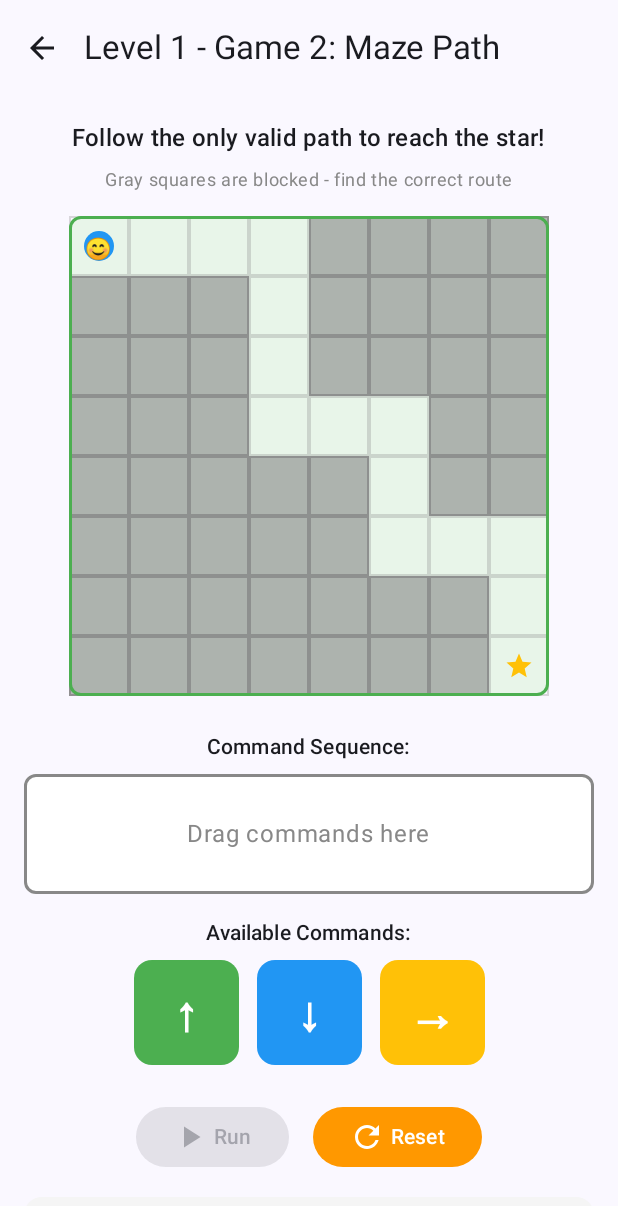
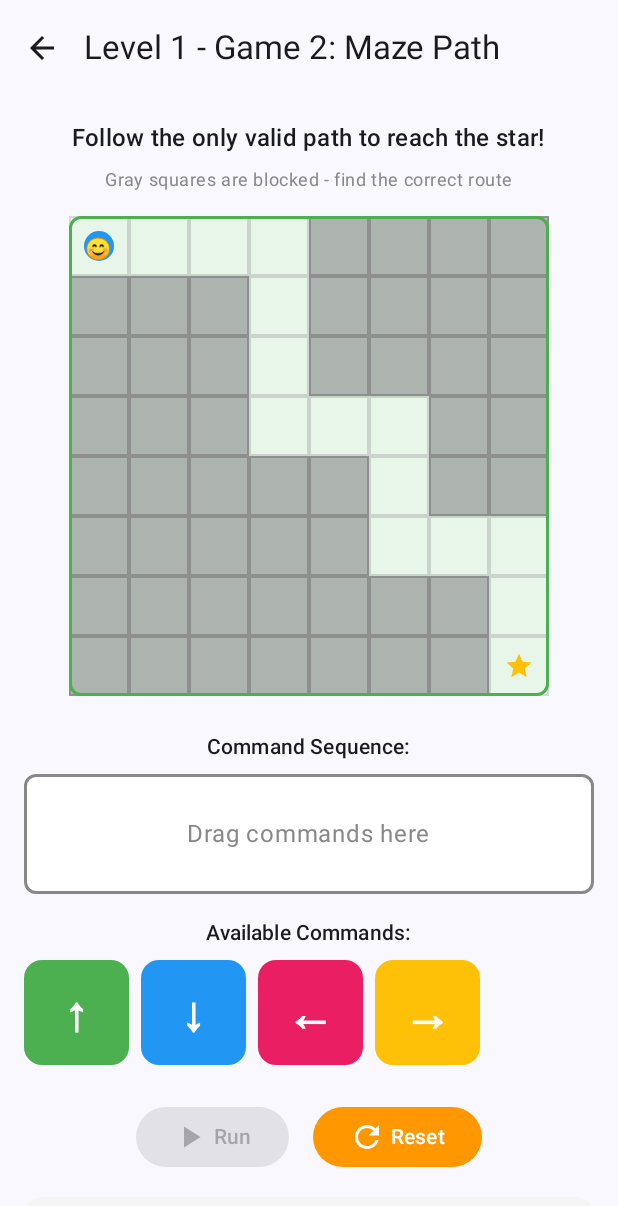
Before and after one commit to emartinez67/Educational-Game, an Android app built with Jetpack Compose: the composable Level1Game2Screen called with empty values, on a phone screen of 412 x 824 dp. Shown: the top 1206 px of the screen. Run offline under Robolectric (Android 15) with nearby library versions, the phone set to English and light mode, and no system bars.

Commit message:
Added ability to move left

```diff
--- a/app/src/main/java/com/example/project3/ui/game/GameCommand.kt
+++ b/app/src/main/java/com/example/project3/ui/game/GameCommand.kt
@@ -22,6 +22,7 @@ object GameCommands {
     val LEVEL_1_COMMANDS = listOf(
         GameCommand(CommandType.MOVE_UP, "↑", Color(0xFF4CAF50)),
         GameCommand(CommandType.MOVE_DOWN, "↓", Color(0xFF2196F3)),
+        GameCommand(CommandType.MOVE_LEFT, "←", Color(0xFFE91E63)),
         GameCommand(CommandType.MOVE_RIGHT, "→", Color(0xFFFFC107))
     )
 }
--- a/app/src/main/java/com/example/project3/ui/game/Level1Game2Screen.kt
+++ b/app/src/main/java/com/example/project3/ui/game/Level1Game2Screen.kt
@@ -52,7 +52,7 @@ fun Level1Game2Screen(
 ) {
     val context = LocalContext.current
     var playerPosition by remember { mutableStateOf(Pair(0, 0)) }
-    val targetPosition = Pair(7, 7) // Bottom right corner
+    val targetPosition = Pair(7, 7)
     var commandSequence by remember { mutableStateOf(listOf<CommandType>()) }
     var isAnimating by remember { mutableStateOf(false) }
     var gameCompleted by remember { mutableStateOf(false) }
@@ -62,9 +62,8 @@ fun Level1Game2Screen(
 
     val coroutineScope = rememberCoroutineScope()
 
-    // Define the valid path - only these positions are accessible
     val validPath = setOf(
-        Pair(0, 0), // Start
+        Pair(0, 0),
         Pair(1, 0),
         Pair(2, 0),
         Pair(3, 0),
@@ -78,10 +77,9 @@ fun Level1Game2Screen(
         Pair(6, 5),
         Pair(7, 5),
         Pair(7, 6),
-        Pair(7, 7)  // End
+        Pair(7, 7)
     )
 
-    // The correct sequence to reach the target
     val correctSequence = listOf(
         CommandType.MOVE_RIGHT,
         CommandType.MOVE_RIGHT,
@@ -116,7 +114,6 @@ fun Level1Game2Screen(
 
         errorMessage = ""
 
-        // Check if the command sequence matches the correct sequence
         if (commandSequence != correctSequence) {
             errorMessage = "❌ Incorrect path! Try again."
             attempts++
@@ -129,7 +126,6 @@ fun Level1Game2Screen(
             return
         }
 
-        // If correct, execute the commands
         isAnimating = true
         attempts++
         var currentPos = Pair(0, 0)
@@ -141,6 +137,7 @@ fun Level1Game2Screen(
                     CommandType.MOVE_UP -> Pair(currentPos.first, maxOf(0, currentPos.second - 1))
                     CommandType.MOVE_DOWN -> Pair(currentPos.first, minOf(7, currentPos.second + 1))
                     CommandType.MOVE_RIGHT -> Pair(minOf(7, currentPos.first + 1), currentPos.second)
+                    CommandType.MOVE_LEFT -> Pair(maxOf(0, currentPos.first - 1), currentPos.second)
                     else -> currentPos
                 }
                 playerPosition = currentPos
@@ -226,7 +223,6 @@ fun Level1Game2Screen(
                         .background(Color(0xFFE8F5E9), RoundedCornerShape(8.dp))
                         .border(2.dp, Color(0xFF4CAF50), RoundedCornerShape(8.dp))
                 ) {
-                    // Draw grid cells
                     for (row in 0..7) {
                         for (col in 0..7) {
                             val isValidCell = validPath.contains(Pair(col, row))
@@ -252,7 +248,6 @@ fun Level1Game2Screen(
                         }
                     }
 
-                    // Draw star at target position
                     Icon(
                         Icons.Default.Star,
                         contentDescription = "Target",
@@ -272,7 +267,6 @@ fun Level1Game2Screen(
                         tint = Color(0xFFFFC107)
                     )
 
-                    // Draw player
                     Box(
                         modifier = Modifier
                             .offset {
@@ -351,7 +345,8 @@ fun Level1Game2Screen(
             }
             item {
                 Row(
-                    horizontalArrangement = Arrangement.spacedBy(12.dp)
+                    horizontalArrangement = Arrangement.spacedBy(8.dp),
+                    modifier = Modifier.fillMaxWidth()
                 ) {
                     GameCommands.LEVEL_1_COMMANDS.forEach { command ->
                         DraggableCommand(
@@ -369,7 +364,6 @@ fun Level1Game2Screen(
                 Spacer(modifier = Modifier.height(24.dp))
             }
 
-            // Error message
             if (errorMessage.isNotEmpty()) {
                 item {
                     Card(
```
Also changed, not shown: app/src/main/java/com/example/project3/ui/game/Level1Game1Screen.kt (+5 -2 lines).
